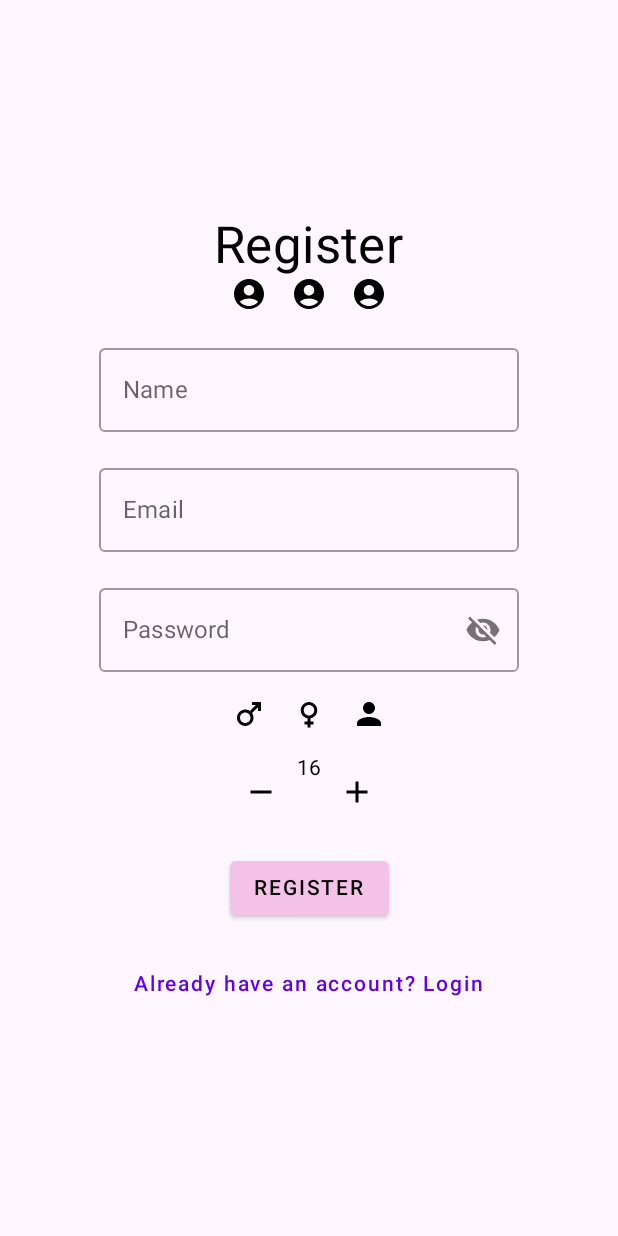
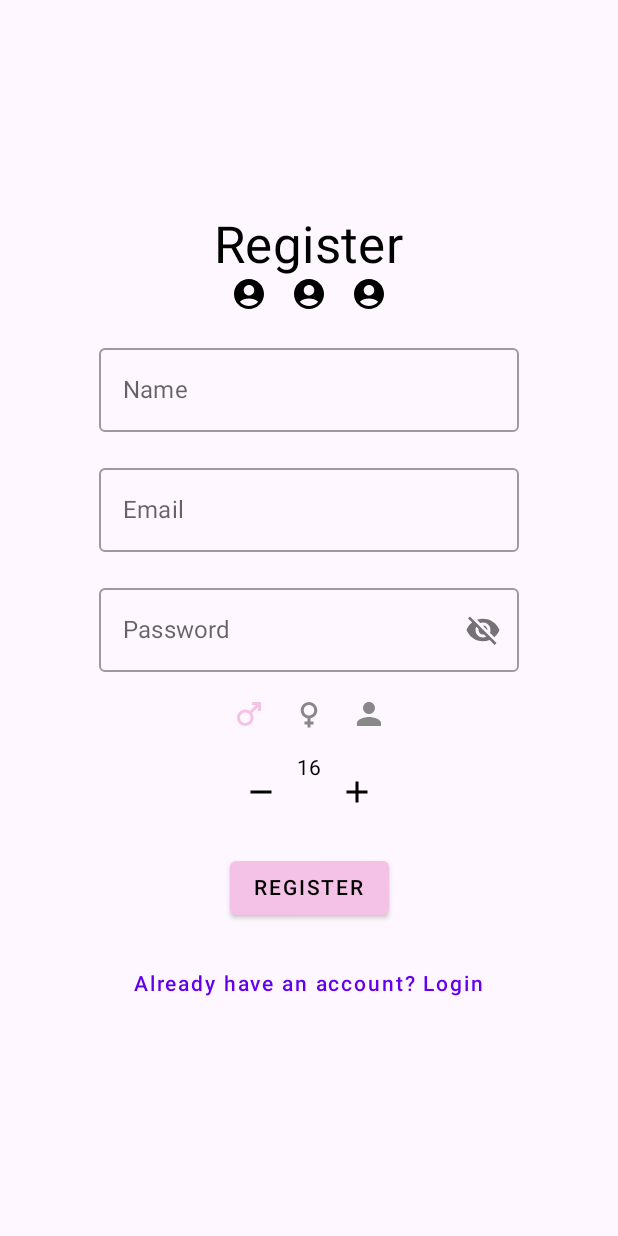
Before and after one commit to Junoiri/MSPP-CogAssessApp, an Android app built with Jetpack Compose: the screen it shows after launch (MainActivity), after a tap on "Register Button", on a phone screen of 412 x 824 dp. Run offline under Robolectric (Android 15) with nearby library versions, the light colour scheme and no system bars.

Commit message:
Firebase login + register

```diff
--- a/app/src/main/AndroidManifest.xml
+++ b/app/src/main/AndroidManifest.xml
@@ -1,6 +1,9 @@
 <?xml version="1.0" encoding="utf-8"?>
 <manifest xmlns:android="http://schemas.android.com/apk/res/android"
     xmlns:tools="http://schemas.android.com/tools">
+
+    <uses-permission android:name="android.permission.INTERNET"/>
+    <uses-permission android:name="android.permission.ACCESS_NETWORK_STATE"/>
 
     <application
         android:allowBackup="true"
@@ -12,6 +15,7 @@
         android:supportsRtl="true"
         android:theme="@style/Theme.MSPPCogAssessApp"
         tools:targetApi="31">
+
         <activity
             android:name=".HomeActivity"
             android:exported="false" />
@@ -32,7 +36,6 @@
             android:exported="true">
             <intent-filter>
                 <action android:name="android.intent.action.MAIN" />
-
                 <category android:name="android.intent.category.LAUNCHER" />
             </intent-filter>
         </activity>
--- a/app/src/main/java/com/example/mspp_cogassessapp/RegisterActivity.kt
+++ b/app/src/main/java/com/example/mspp_cogassessapp/RegisterActivity.kt
@@ -1,5 +1,4 @@
 package com.example.mspp_cogassessapp
-
 import android.os.Bundle
 import androidx.activity.compose.setContent
 import androidx.activity.enableEdgeToEdge
--- a/app/src/main/java/com/example/mspp_cogassessapp/composable/RegisterScreen.kt
+++ b/app/src/main/java/com/example/mspp_cogassessapp/composable/RegisterScreen.kt
@@ -1,20 +1,16 @@
 package com.example.mspp_cogassessapp.composable
 
+import android.widget.Toast
+import androidx.compose.foundation.clickable
 import androidx.compose.foundation.layout.*
 import androidx.compose.material.*
 import androidx.compose.material.icons.Icons
-import androidx.compose.material.icons.filled.AccountCircle
-import androidx.compose.material.icons.filled.Add
-import androidx.compose.material.icons.filled.Female
-import androidx.compose.material.icons.filled.Male
-import androidx.compose.material.icons.filled.Person
-import androidx.compose.material.icons.filled.Remove
-import androidx.compose.material.icons.filled.Visibility
-import androidx.compose.material.icons.filled.VisibilityOff
+import androidx.compose.material.icons.filled.*
 import androidx.compose.runtime.*
 import androidx.compose.ui.Alignment
 import androidx.compose.ui.Modifier
 import androidx.compose.ui.graphics.Color
+import androidx.compose.ui.platform.LocalContext
 import androidx.compose.ui.res.colorResource
 import androidx.compose.ui.text.input.PasswordVisualTransformation
 import androidx.compose.ui.text.input.VisualTransformation
@@ -22,26 +18,43 @@ import androidx.compose.ui.tooling.preview.Preview
 import androidx.compose.ui.unit.dp
 import androidx.navigation.NavController
 import com.example.mspp_cogassessapp.R
+import com.example.mspp_cogassessapp.firebase.Auth
+import com.example.mspp_cogassessapp.firebase.UserDataDto
 import com.example.mspp_cogassessapp.util.Screen
+import firebase.ErrorManager
 
 @Composable
 fun RegisterScreen(navController: NavController) {
+    val context = LocalContext.current
+    val errorManager = ErrorManager(context)
+
     RegisterScreenContent(
         onLoginClick = { navController.navigate(Screen.Login.route) },
-        onRegisterClick = { navController.navigate(Screen.Home.route) }
+        onRegisterClick = { email, password, name, sex, age ->
+            val auth = Auth(errorManager)
+            val userData = UserDataDto(email = email, name = name, sex = sex, age = age)
+            auth.registerUser(email, password, userData) { success ->
+                if (success) {
+                    navController.navigate(Screen.Home.route)
+                } else {
+                    // Error handling is done inside Auth class
+                }
+            }
+        }
     )
 }
 
 @Composable
 fun RegisterScreenContent(
     onLoginClick: () -> Unit,
-    onRegisterClick: () -> Unit
+    onRegisterClick: (String, String, String, String, Int) -> Unit
 ) {
     var name by remember { mutableStateOf("") }
     var email by remember { mutableStateOf("") }
     var password by remember { mutableStateOf("") }
     var passwordVisibility by remember { mutableStateOf(false) }
     var age by remember { mutableStateOf(16) }
+    var sex by remember { mutableStateOf("Male") }
     val pink = colorResource(R.color.pink)
 
     Column(
@@ -105,11 +118,20 @@ fun RegisterScreenContent(
 
         // Sex Selection
         Row {
-            Icon(Icons.Default.Male, contentDescription = "Male")
+            Icon(
+                Icons.Default.Male, contentDescription = "Male", tint = if (sex == "Male") pink else Color.Gray,
+                modifier = Modifier.clickable { sex = "Male" }
+            )
             Spacer(modifier = Modifier.width(16.dp))
-            Icon(Icons.Default.Female, contentDescription = "Female")
+            Icon(
+                Icons.Default.Female, contentDescription = "Female", tint = if (sex == "Female") pink else Color.Gray,
+                modifier = Modifier.clickable { sex = "Female" }
+            )
             Spacer(modifier = Modifier.width(16.dp))
-            Icon(Icons.Default.Person, contentDescription = "Other")
+            Icon(
+                Icons.Default.Person, contentDescription = "Other", tint = if (sex == "Other") pink else Color.Gray,
+                modifier = Modifier.clickable { sex = "Other" }
+            )
         }
 
         Spacer(modifier = Modifier.height(16.dp))
@@ -128,7 +150,10 @@ fun RegisterScreenContent(
         Spacer(modifier = Modifier.height(16.dp))
 
         // Register Button
-        Button(onClick = onRegisterClick, colors = ButtonDefaults.buttonColors(backgroundColor = pink)) {
+        Button(
+            onClick = { onRegisterClick(email, password, name, sex, age) },
+            colors = ButtonDefaults.buttonColors(backgroundColor = pink)
+        ) {
             Text("REGISTER")
         }
 
@@ -144,5 +169,5 @@ fun RegisterScreenContent(
 @Preview
 @Composable
 fun PreviewRegisterScreen() {
-    RegisterScreenContent({}, {})
+    RegisterScreenContent({}, { _, _, _, _, _ -> })
 }
--- /dev/null
+++ b/app/src/main/java/firebase/ErrorManager.kt
@@ -0,0 +1,13 @@
+package firebase
+import android.content.Context
+import android.widget.Toast
+
+class ErrorManager(private val context: Context) {
+    fun showError(message: String) {
+        Toast.makeText(context, message, Toast.LENGTH_SHORT).show()
+    }
+
+    fun showSuccess(message: String) {
+        Toast.makeText(context, message, Toast.LENGTH_SHORT).show()
+    }
+}
--- a/app/src/main/java/com/example/mspp_cogassessapp/Game.kt
+++ b/app/src/main/java/firebase/GameDto.kt
@@ -1,9 +1,9 @@
-package com.example.mspp_cogassessapp
+package firebase
 
 import java.sql.Date
 import java.sql.Time
 
-data class Game(
+data class GameDto(
     var email: String = "",
     var date: Date=Date(System.currentTimeMillis()),
     var responseTime: Time,
--- a/app/src/main/java/firestore/UserData.kt
+++ b/app/src/main/java/firebase/UserDataDto.kt
@@ -1,6 +1,6 @@
-package firestore
+package firebase
 
-data class UserData(
+data class UserDataDto(
     var email: String = "",
     var name: String = "",
     var sex: String = "",
--- a/build.gradle.kts
+++ b/build.gradle.kts
@@ -3,6 +3,5 @@ plugins {
     alias(libs.plugins.androidApplication) apply false
     alias(libs.plugins.jetbrainsKotlinAndroid) apply false
     id("com.google.gms.google-services") version "4.4.2" apply false
-}
     alias(libs.plugins.compose.compiler) apply false
 }
```
Also changed, not shown: app/build.gradle.kts (+13 -14 lines), app/src/main/java/com/example/mspp_cogassessapp/composable/LoginScreen.kt (+22 -5 lines), app/src/main/java/firebase/Auth.kt (added, +55 -0 lines), 2 other files.
